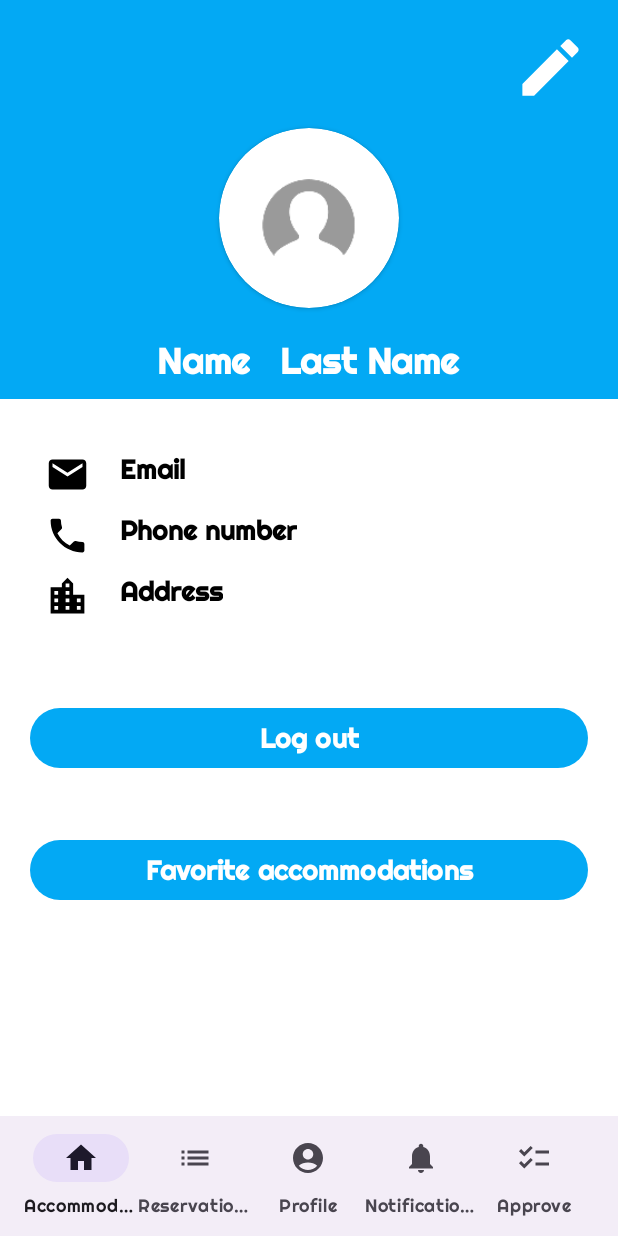
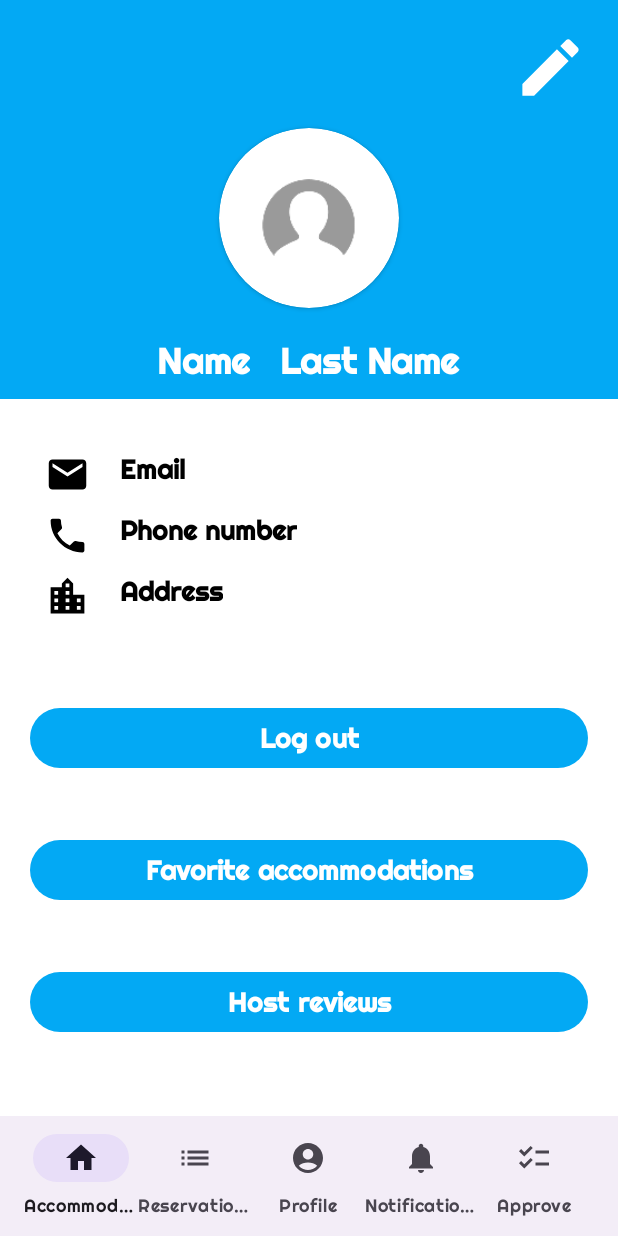
Before and after one commit to Team-17-MMM/BookingAppMobileTeam17, an Android app: the fragment ProfileFragment placed in its activity, on a phone screen of 412 x 824 dp. Run offline under Robolectric (Android 15) with nearby library versions, the phone set to English and light mode, and no system bars; libraries missing offline, so code that uses them is left out: com.github.mikephil.charting; 6 statements that could not run were skipped.

Commit message:
feat: host can report reviews

```diff
--- a/app/src/main/java/com/example/bookingappteam17/adapters/HostReviewAdapter.java
+++ b/app/src/main/java/com/example/bookingappteam17/adapters/HostReviewAdapter.java
@@ -58,7 +58,7 @@ public class HostReviewAdapter extends RecyclerView.Adapter<HostReviewAdapter.Ho
         holder.reviewDate.setText(review.getReviewDate());
         holder.reviewRating.setRating(review.getRating());
 
-        if (this.userID.equals(0)){
+        if (this.userID.equals(0L)){
             holder.reportButton.setVisibility(View.VISIBLE);
             holder.deleteButton.setVisibility(View.GONE);
         } else {
@@ -73,9 +73,8 @@ public class HostReviewAdapter extends RecyclerView.Adapter<HostReviewAdapter.Ho
         holder.reportButton.setOnClickListener(new View.OnClickListener() {
             @Override
             public void onClick(View v) {
-                // TODO: Report review
                 reportReview(review);
-                Toast.makeText(context, "Reported review", Toast.LENGTH_SHORT).show();
+                Toast.makeText(context, "Reported review", Toast.LENGTH_LONG).show();
             }
         });
 
--- a/app/src/main/java/com/example/bookingappteam17/fragments/account/ProfileFragment.java
+++ b/app/src/main/java/com/example/bookingappteam17/fragments/account/ProfileFragment.java
@@ -20,6 +20,7 @@ import com.example.bookingappteam17.R;
 import com.example.bookingappteam17.activities.accommodation.FavoriteAccommodationsActivity;
 import com.example.bookingappteam17.activities.account.EditProfileActivity;
 import com.example.bookingappteam17.activities.authentication.LoginActivity;
+import com.example.bookingappteam17.activities.review.RateHostActivity;
 import com.example.bookingappteam17.clients.ClientUtils;
 import com.example.bookingappteam17.dto.user.UserInfoDTO;
 import com.example.bookingappteam17.viewmodel.SharedViewModel;
@@ -58,6 +59,15 @@ public class ProfileFragment extends Fragment {
         favoriteAccommodationsButton.setOnClickListener(v -> {
             Log.e("EditProfileActivity", "proslo");
             Intent intent = new Intent(getActivity(), FavoriteAccommodationsActivity.class);
+            startActivity(intent);
+        });
+
+        Button buttonReviews = view.findViewById(R.id.btnHostReviews);
+        buttonReviews.setOnClickListener(v -> {
+            Intent intent = new Intent(getActivity(), RateHostActivity.class);
+            intent.putExtra("user_id", 0);
+            intent.putExtra("host_username", userInfoDTO.getUsername());
+            intent.putExtra("host_id", userInfoDTO.getUserID());
             startActivity(intent);
         });
 
--- a/app/src/main/res/layout/activity_rate_host.xml
+++ b/app/src/main/res/layout/activity_rate_host.xml
@@ -101,6 +101,7 @@
         app:layout_constraintBottom_toBottomOf="parent"
         app:layout_constraintHeight_percent="0.15"
         app:layout_constraintStart_toStartOf="parent"
+        android:visibility="visible"
         app:layout_constraintEnd_toEndOf="parent">
 
         <!-- Comment Input EditText -->
--- a/app/src/main/res/layout/fragment_profile.xml
+++ b/app/src/main/res/layout/fragment_profile.xml
@@ -168,5 +168,14 @@
             android:textSize="18dp"
             android:textStyle="bold"
             android:layout_margin="20dp"/>
+
+        <Button
+            android:id="@+id/btnHostReviews"
+            android:layout_width="match_parent"
+            android:layout_height="wrap_content"
+            android:text="@string/host_reviews"
+            android:textSize="18dp"
+            android:textStyle="bold"
+            android:layout_margin="20dp"/>
     </LinearLayout>
 </FrameLayout>
```
Also changed, not shown: app/src/main/java/com/example/bookingappteam17/activities/review/RateHostActivity.java (+6 -3 lines).
